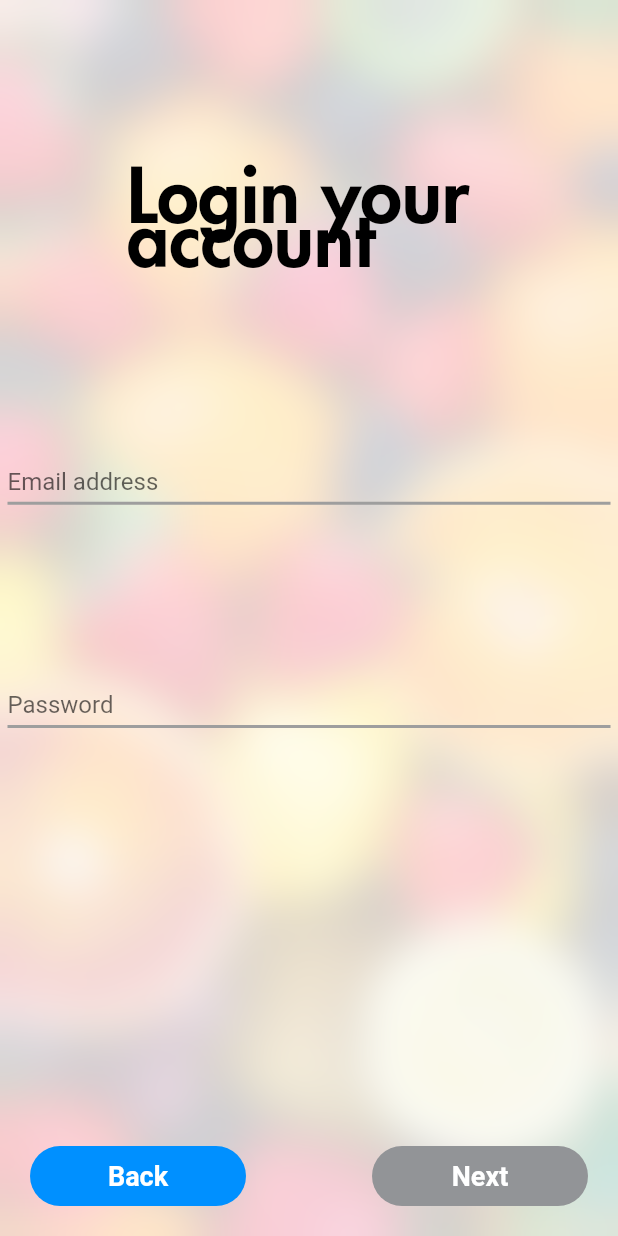
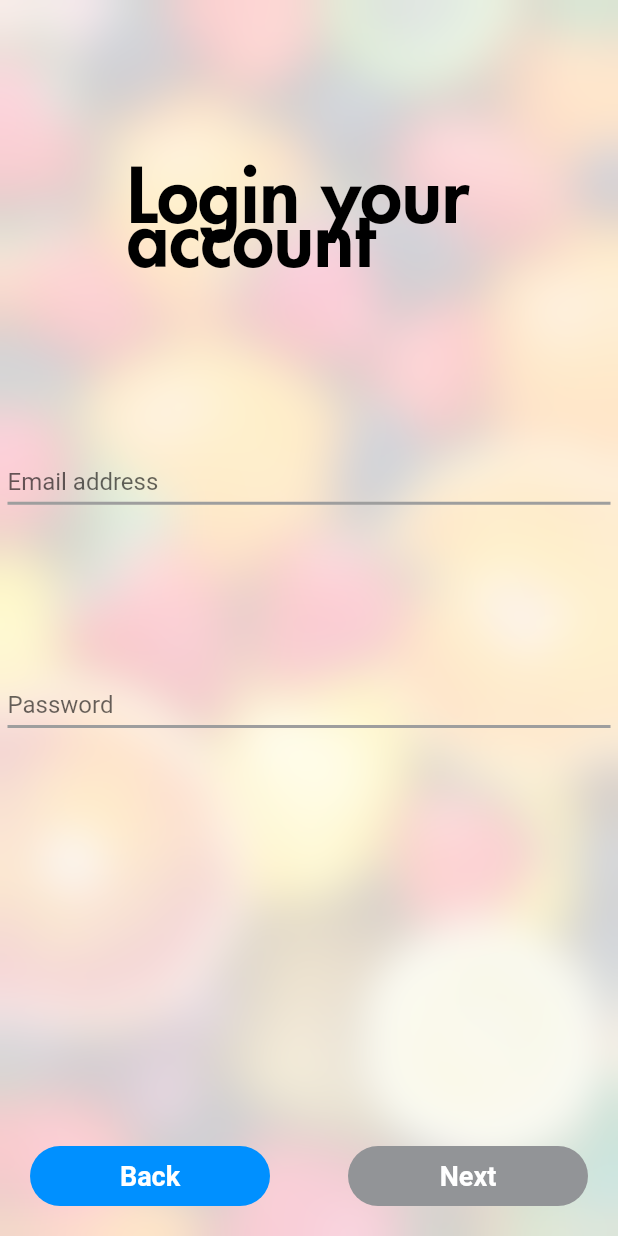
Before and after one commit to KrisCris/COMP704-AUTxCJLU-Final-Year-Project, a Flutter app: the Login screen opened by its route, on a phone screen of 412 x 824 dp. Run offline on Flutter 3.47's test engine with Material 2 defaults, Android fonts, the phone set to English and light mode, and no system bars.

Commit message:
change little

```diff
--- a/fore_end/lib/Pages/LoginPage.dart
+++ b/fore_end/lib/Pages/LoginPage.dart
@@ -20,7 +20,7 @@ class Login extends StatelessWidget {
       isBold: true,
       leftMargin: 20,
       bottomMargin: 20,
-      width: ScreenTool.partOfScreenWidth(0.18),
+      width: ScreenTool.partOfScreenWidth(0.20),
       theme: MyTheme.blueStyle,
       tapFunc: () {
         Navigator.pop(context);
@@ -34,7 +34,7 @@ class Login extends StatelessWidget {
       bottomMargin: 20,
       theme: MyTheme.blueStyle,
       disabled: true,
-      width: ScreenTool.partOfScreenWidth(0.18),
+      width: ScreenTool.partOfScreenWidth(0.20),
       tapFunc: () {},
     );
     this.emailField = MyTextField(
```
